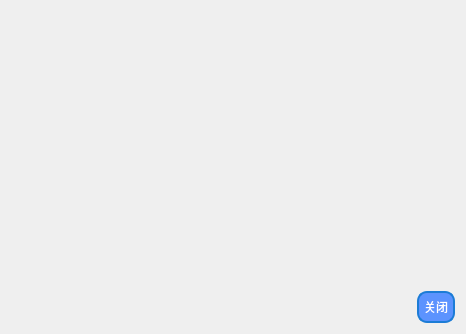
The window that ui/todoremind.ui (Younger-Chan/everyday) describes before a commit, drawn with Qt 5.
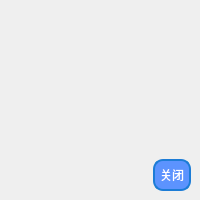
The same window after the commit.

Patch:
```diff
--- a/ui/todoremind.ui
+++ b/ui/todoremind.ui
@@ -6,26 +6,38 @@
    <rect>
     <x>0</x>
     <y>0</y>
-    <width>466</width>
-    <height>334</height>
+    <width>200</width>
+    <height>200</height>
    </rect>
   </property>
   <property name="minimumSize">
    <size>
-    <width>300</width>
-    <height>300</height>
+    <width>200</width>
+    <height>200</height>
    </size>
   </property>
   <property name="maximumSize">
    <size>
-    <width>500</width>
-    <height>500</height>
+    <width>200</width>
+    <height>200</height>
    </size>
   </property>
   <property name="windowTitle">
    <string>Dialog</string>
   </property>
   <layout class="QVBoxLayout" name="verticalLayout_2">
+   <property name="leftMargin">
+    <number>9</number>
+   </property>
+   <property name="topMargin">
+    <number>9</number>
+   </property>
+   <property name="rightMargin">
+    <number>9</number>
+   </property>
+   <property name="bottomMargin">
+    <number>9</number>
+   </property>
    <item>
     <layout class="QVBoxLayout" name="verticalLayout" stretch="5,5,0">
      <item>
@@ -49,6 +61,9 @@
        <property name="text">
         <string/>
        </property>
+       <property name="alignment">
+        <set>Qt::AlignCenter</set>
+       </property>
       </widget>
      </item>
      <item>
```
